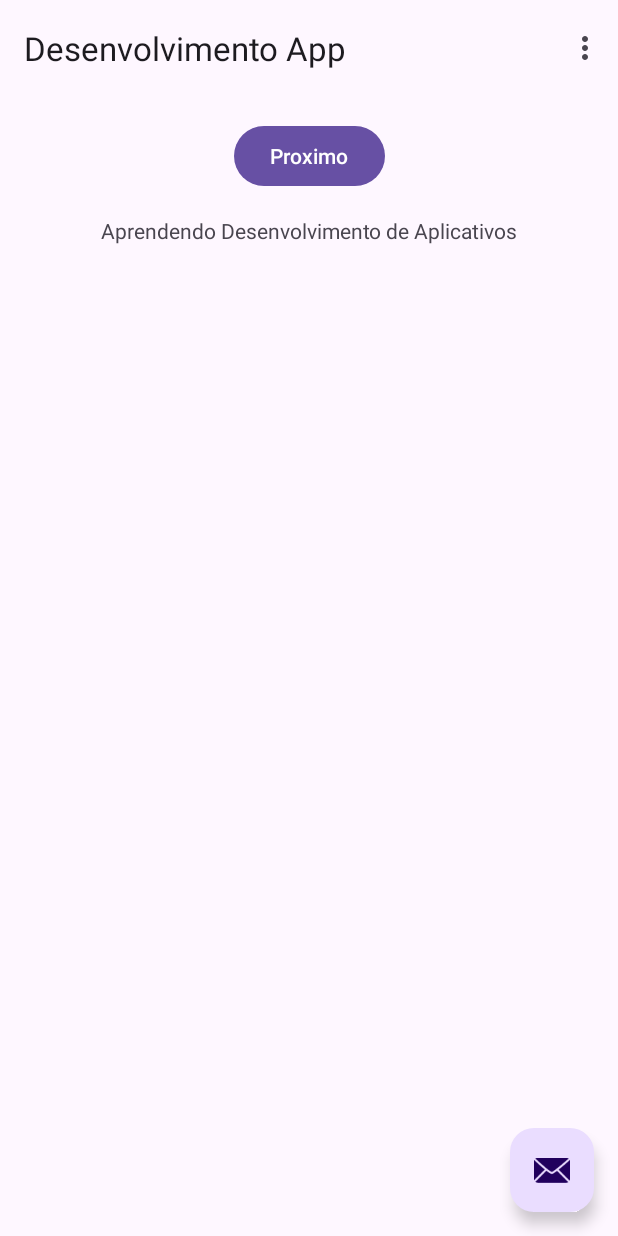
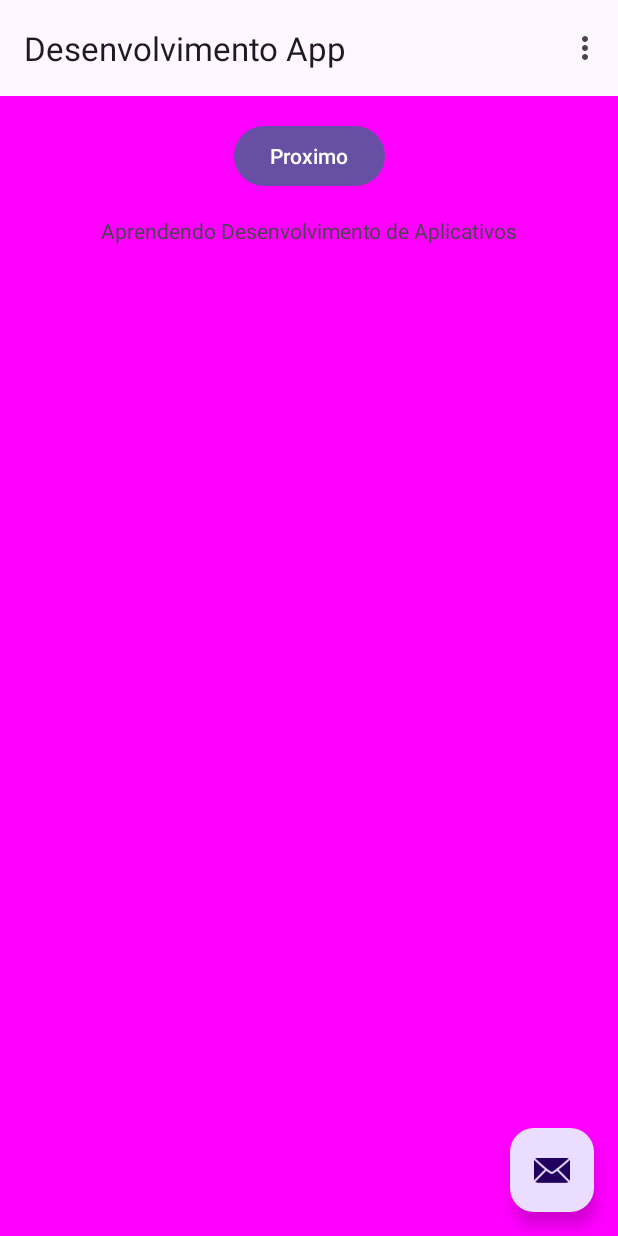
Before and after one commit to PedruGit/Aula_Kotlin, an Android app: the screen it shows after launch (MainActivity), on a phone screen of 412 x 824 dp. Run offline under Robolectric (Android 15) with nearby library versions, the phone set to English and light mode, and no system bars; our stand-ins replace navigation-ui.

Commit message:
Alteração Plano de Fundo

```diff
--- a/app/src/main/res/layout/activity_main.xml
+++ b/app/src/main/res/layout/activity_main.xml
@@ -4,6 +4,7 @@
     xmlns:tools="http://schemas.android.com/tools"
     android:layout_width="match_parent"
     android:layout_height="match_parent"
+    android:background="#FF00FF"
     android:fitsSystemWindows="true"
     tools:context=".MainActivity">
 
```
